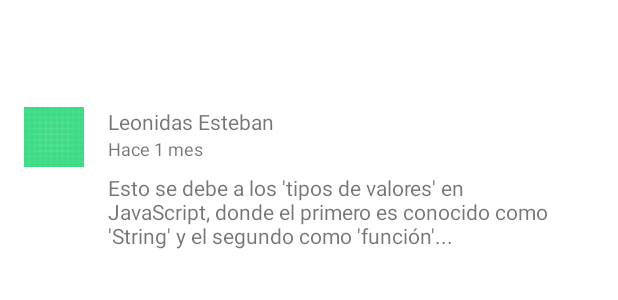
After one commit to DesarrolloMovilD-Mentes/LWP_App, an Android app: the layout comment_cards.xml on its own in the app's theme, with its tools: preview values and no code run, on a phone screen of 412 x 824 dp. The commit adds this screen. Shown: the top 300 px of the screen. Run offline under Robolectric (Android 15) with nearby library versions, the phone set to English and light mode, and no system bars.

Commit message:
Comment Section 1.0

```diff
--- a/lwp_lab01/app/src/main/AndroidManifest.xml
+++ b/lwp_lab01/app/src/main/AndroidManifest.xml
@@ -18,7 +18,7 @@
         android:usesCleartextTraffic="true"
         tools:targetApi="31">
         <activity
-            android:name=".ui.PDF_List.PDF_Detail"
+            android:name=".ui.comment_List.CommentSection"
             android:exported="false" />
         <activity
             android:name=".ui.users.ForgotPassword"
--- /dev/null
+++ b/lwp_lab01/app/src/main/java/com/example/lwp_lab01/entities/cls_comments.kt
@@ -0,0 +1,6 @@
+package com.example.lwp_lab01.entities
+
+data class cls_comments(
+    var pdfName: String = "",
+    var comment: String = ""
+)
--- /dev/null
+++ b/lwp_lab01/app/src/main/res/layout/comment_cards.xml
@@ -0,0 +1,52 @@
+<!-- item_comentario.xml -->
+<androidx.constraintlayout.widget.ConstraintLayout xmlns:android="http://schemas.android.com/apk/res/android"
+    xmlns:app="http://schemas.android.com/apk/res-auto"
+    xmlns:tools="http://schemas.android.com/tools"
+    android:layout_width="match_parent"
+    android:layout_height="wrap_content"
+    android:padding="16dp">
+
+    <ImageView
+        android:id="@+id/imageViewAvatar"
+        android:layout_width="40dp"
+        android:layout_height="40dp"
+        android:layout_marginEnd="16dp"
+        app:layout_constraintBottom_toBottomOf="parent"
+        app:layout_constraintEnd_toStartOf="@+id/textViewNombre"
+        app:layout_constraintStart_toStartOf="parent"
+        app:layout_constraintTop_toTopOf="parent"
+        app:srcCompat="@drawable/ic_launcher_background"
+        tools:ignore="ContentDescription" />
+
+    <TextView
+        android:id="@+id/textViewNombre"
+        android:layout_width="0dp"
+        android:layout_height="wrap_content"
+        android:layout_marginEnd="16dp"
+        app:layout_constraintEnd_toEndOf="parent"
+        app:layout_constraintStart_toEndOf="@+id/imageViewAvatar"
+        app:layout_constraintTop_toTopOf="@+id/imageViewAvatar"
+        tools:text="Leonidas Esteban" />
+
+    <TextView
+        android:id="@+id/textViewFecha"
+        android:layout_width="0dp"
+        android:layout_height="wrap_content"
+        android:textSize="12sp"
+        app:layout_constraintEnd_toEndOf="@+id/textViewNombre"
+        app:layout_constraintStart_toStartOf="@+id/textViewNombre"
+        app:layout_constraintTop_toBottomOf="@+id/textViewNombre"
+        tools:text="Hace 1 mes" />
+
+    <TextView
+        android:id="@+id/textViewComentario"
+        android:layout_width="0dp"
+        android:layout_height="wrap_content"
+        android:layout_marginTop="8dp"
+        android:textSize="14sp"
+        app:layout_constraintEnd_toEndOf="@+id/textViewFecha"
+        app:layout_constraintStart_toStartOf="@+id/textViewFecha"
+        app:layout_constraintTop_toBottomOf="@+id/textViewFecha"
+        tools:text="Esto se debe a los 'tipos de valores' en JavaScript, donde el primero es conocido como 'String' y el segundo como 'función'..." />
+
+</androidx.constraintlayout.widget.ConstraintLayout>
```
Also changed, not shown: lwp_lab01/app/src/main/java/com/example/lwp_lab01/adapters/commenAdapter.kt (added, +47 -0 lines), lwp_lab01/app/src/main/java/com/example/lwp_lab01/entities/cls_PDFs.kt (+9 -7 lines), lwp_lab01/app/src/main/java/com/example/lwp_lab01/ui/PDF_List/PDF_Detail.kt (deleted, +0 -90 lines), lwp_lab01/app/src/main/java/com/example/lwp_lab01/ui/comment_List/CommentSection.kt (added, +171 -0 lines), lwp_lab01/app/src/main/java/com/example/lwp_lab01/ui/slideshow/SlideshowFragment.kt (+2 -5 lines), lwp_lab01/app/src/main/res/layout/activity_commensection.xml (renamed from lwp_lab01/app/src/main/res/layout/activity_pdf_detail.xml, +40 -39 lines).
